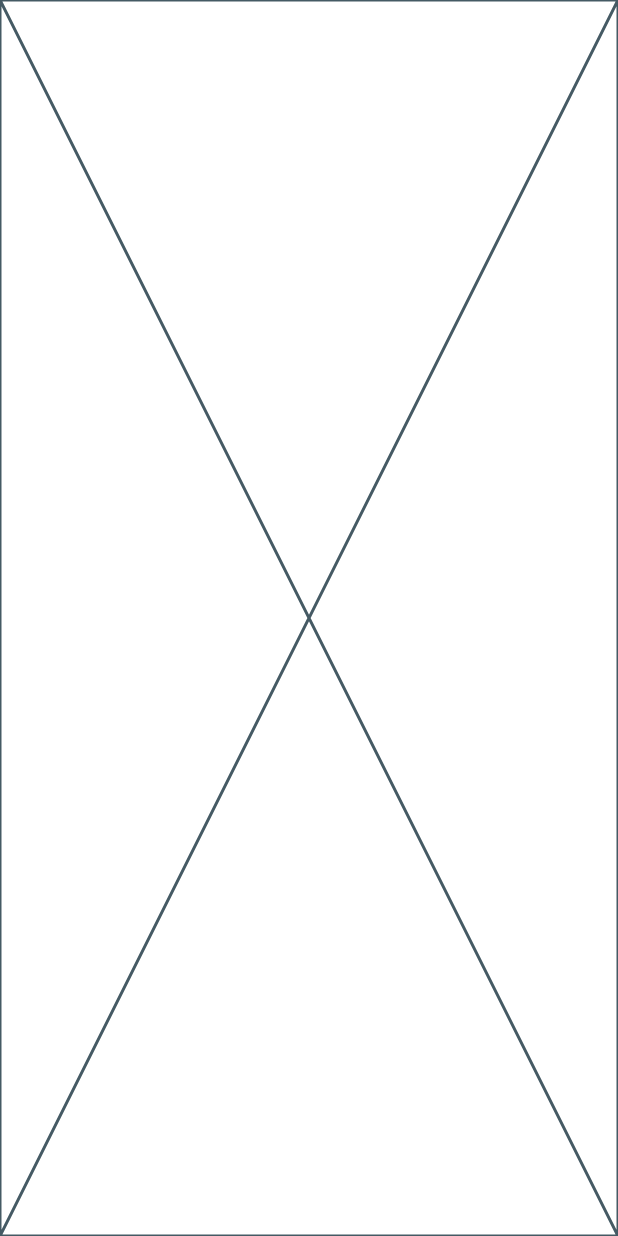
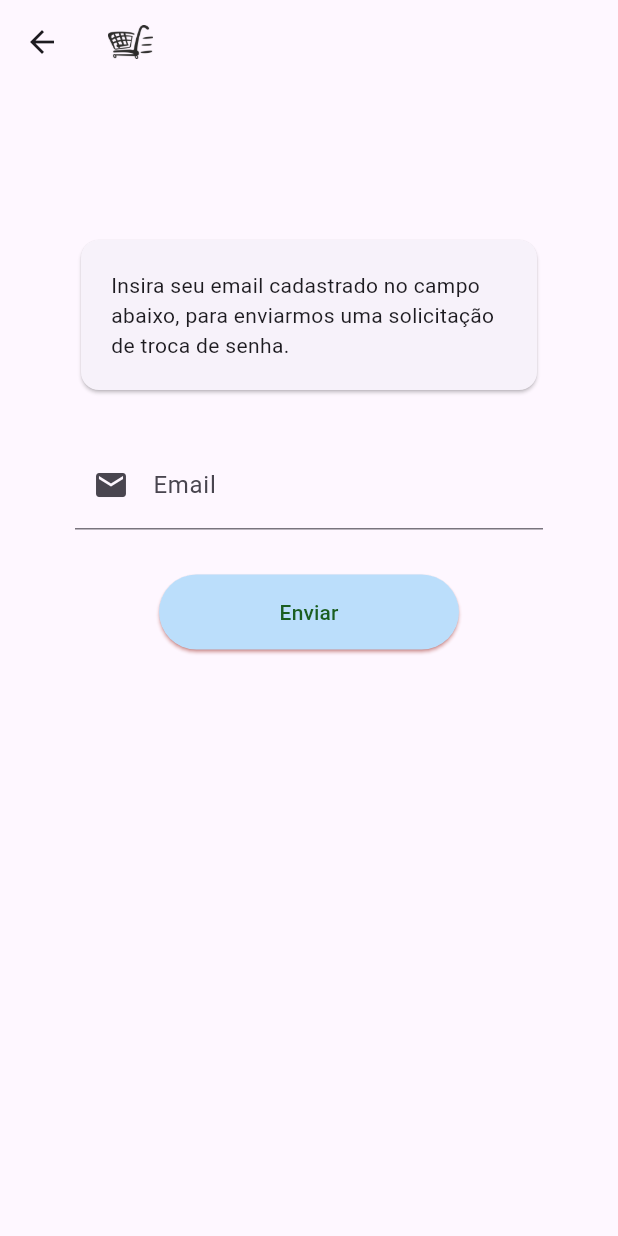
Before and after one commit to Keno016/flutter_project_buylist, a Flutter app: the screen it shows after launch, after a tap on "Login", after a tap on "Esqueceu a senha?", on a phone screen of 412 x 824 dp. Run offline on Flutter 3.47's test engine with Material 3 defaults, Android fonts, the phone set to English and light mode, and no system bars; our stand-ins replace device_preview.

Commit message:
commit in class 03/04

```diff
--- a/lib/view/cadastrar.dart
+++ b/lib/view/cadastrar.dart
@@ -1,7 +1,6 @@
 // ignore_for_file: prefer_const_constructors
 
 import 'package:flutter/material.dart';
-import 'package:flutter/widgets.dart';
 
 class Cadastrar extends StatefulWidget {
   const Cadastrar({super.key});
@@ -48,8 +47,7 @@ class _CadastrarState extends State<Cadastrar> {
                 style: TextStyle(fontSize: 18),
                 decoration: InputDecoration(
                   labelText: 'Usuário',
-                  prefixIcon
-                  : Icon(Icons.account_circle),
+                  prefixIcon: Icon(Icons.account_circle),
                 ),
 
                 validator: (value){
--- a/lib/view/esqueceu_senha.dart
+++ b/lib/view/esqueceu_senha.dart
@@ -1,3 +1,5 @@
+// ignore_for_file: prefer_const_constructors, prefer_const_literals_to_create_immutables
+
 import 'package:flutter/material.dart';
 
 class EsqueceuSenha extends StatefulWidget {
@@ -8,8 +10,81 @@ class EsqueceuSenha extends StatefulWidget {
 }
 
 class _EsqueceuSenhaState extends State<EsqueceuSenha> {
+
+  var formkey = GlobalKey<FormState>();
+
+  var txtemail = TextEditingController();
+  var txtnovasenha = TextEditingController();
+
+  bool _isObscure = true;
+
   @override
   Widget build(BuildContext context) {
-    return const Placeholder();
+    return Scaffold(
+      appBar: AppBar(
+        title: Image.asset(
+          'lib/imagens/carrinho.png',
+          width: 30,
+          height: 30,
+        ),
+      ),
+      body: Padding(
+        padding: EdgeInsets.fromLTRB(50, 100, 50, 100),
+        child: Form(
+          key: formkey,
+          child: Column(
+            children: [
+
+              const Card(
+                child: Padding(
+                  padding: EdgeInsets.all(20.0),
+                  child: Text('Insira seu email cadastrado no campo abaixo, para enviarmos uma solicitação de troca de senha.'),
+                ),
+              ),
+
+              SizedBox(height: 30),
+
+              TextFormField(
+                controller: txtemail,
+                style: TextStyle(fontSize: 18),
+                decoration: InputDecoration(
+                  labelText: 'Email',
+                  prefixIcon: Icon(Icons.email),
+                ),
+
+                validator: (value){
+                  if(value == null){
+                    return 'Insira seu email!';
+                  }
+                  else if(value.isEmpty){
+                    return 'Insira seu email!';
+                  }
+                  return null;
+                },
+              ),
+
+              SizedBox(height: 30),
+
+              ElevatedButton(
+                style: ElevatedButton.styleFrom(
+                  backgroundColor: Colors.blue.shade100,
+                  foregroundColor: Colors.green.shade900,
+                  minimumSize: Size(200, 50),
+                  shadowColor: Colors.red,
+                ),
+
+                onPressed: (){
+                  if(formkey.currentState!.validate()){
+
+                  }
+                },
+
+                child: Text('Enviar'),
+              ),
+            ],
+          ),
+        ),
+      )
+    );
   }
 }
```
Also changed, not shown: lib/view/confirmacao.dart (+77 -1 lines), lib/view/troca_senha.dart (added, +15 -0 lines).
